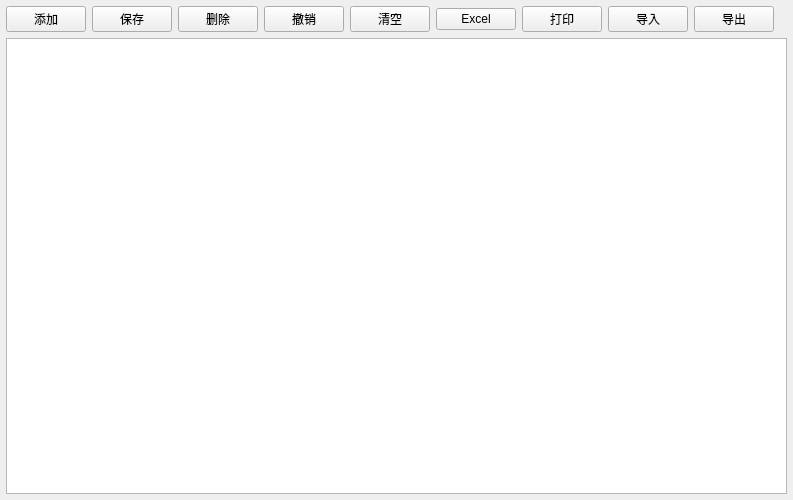
Qt form frmconfig/frmconfiguser.ui (richardzjq/instrument_correction) before a commit.
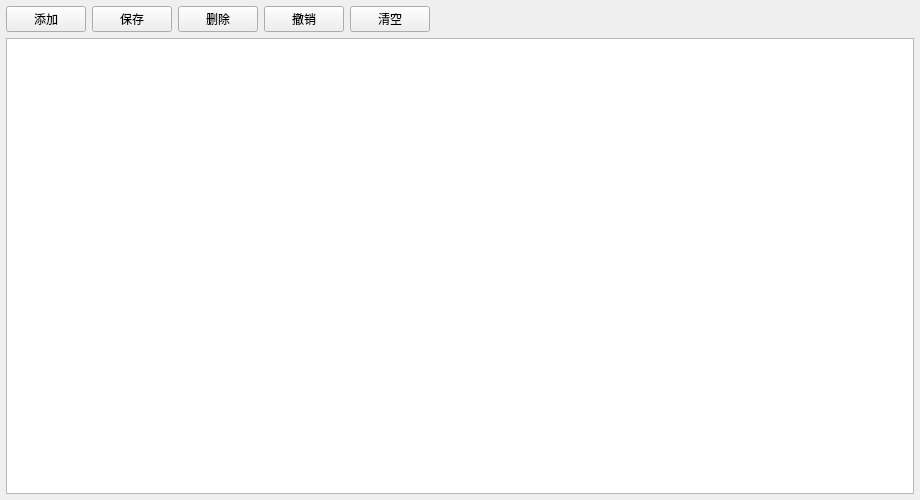
The same form after that commit. Icons and pictures are not drawn.

Patch:
```diff
--- a/frmconfig/frmconfiguser.ui
+++ b/frmconfig/frmconfiguser.ui
@@ -6,7 +6,7 @@
    <rect>
     <x>0</x>
     <y>0</y>
-    <width>760</width>
+    <width>920</width>
     <height>500</height>
    </rect>
   </property>
@@ -120,50 +120,6 @@
            </property>
           </widget>
          </item>
-         <item>
-          <widget class="QPushButton" name="btnExcel">
-           <property name="text">
-            <string>Excel</string>
-           </property>
-           <property name="icon">
-            <iconset resource="../other/main.qrc">
-             <normaloff>:/image/btn_excel.png</normaloff>:/image/btn_excel.png</iconset>
-           </property>
-          </widget>
-         </item>
-         <item>
-          <widget class="QPushButton" name="btnPrint">
-           <property name="text">
-            <string>打印</string>
-           </property>
-           <property name="icon">
-            <iconset resource="../other/main.qrc">
-             <normaloff>:/image/btn_print.png</normaloff>:/image/btn_print.png</iconset>
-           </property>
-          </widget>
-         </item>
-         <item>
-          <widget class="QPushButton" name="btnInput">
-           <property name="text">
-            <string>导入</string>
-           </property>
-           <property name="icon">
-            <iconset resource="../other/main.qrc">
-             <normaloff>:/image/btn_get.png</normaloff>:/image/btn_get.png</iconset>
-           </property>
-          </widget>
-         </item>
-         <item>
-          <widget class="QPushButton" name="btnOutput">
-           <property name="text">
-            <string>导出</string>
-           </property>
-           <property name="icon">
-            <iconset resource="../other/main.qrc">
-             <normaloff>:/image/btn_set.png</normaloff>:/image/btn_set.png</iconset>
-           </property>
-          </widget>
-         </item>
          <item>
           <widget class="QLabel" name="labTip">
            <property name="sizePolicy">
```
